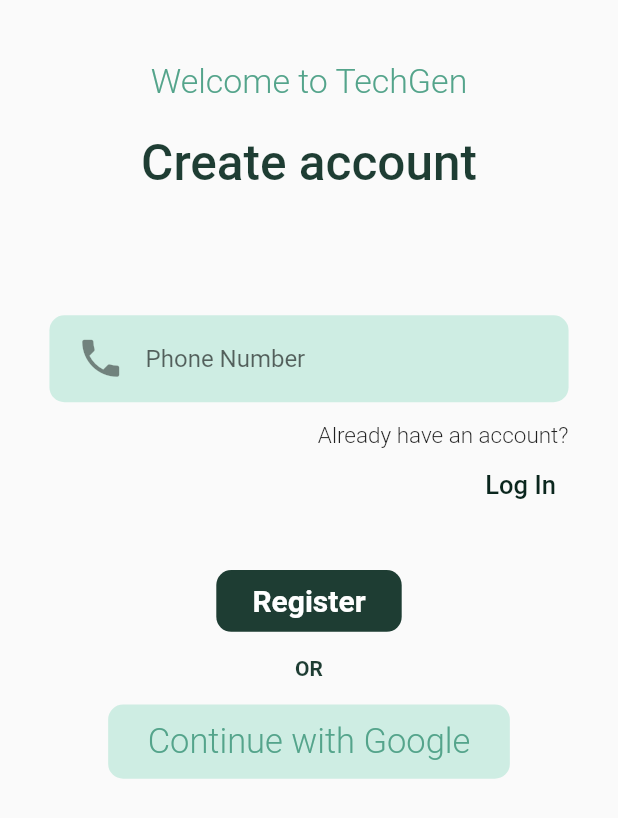
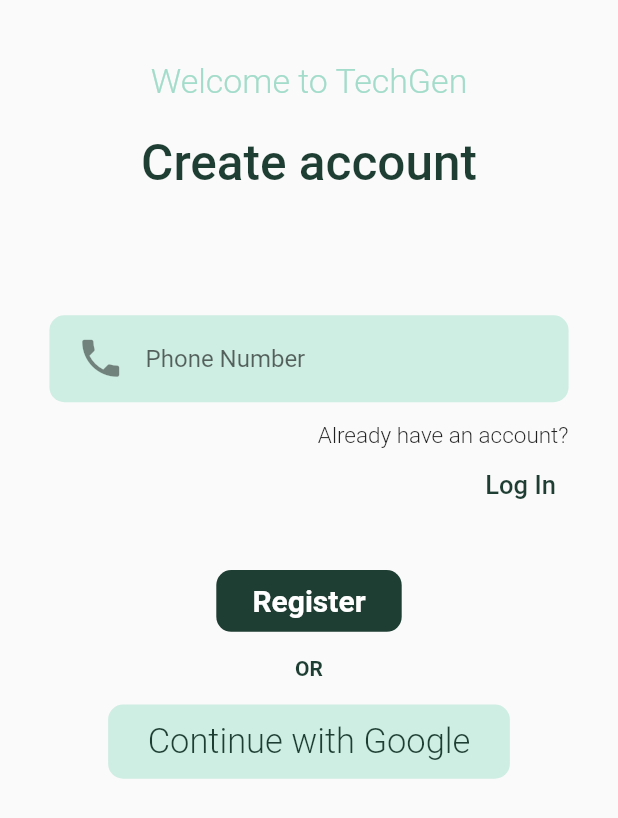
Before and after one commit to AmanKeswani/TechGen, a Flutter app: the LoginPage screen opened by its route, after a tap on "Register Here", on a phone screen of 412 x 824 dp. Shown: the top 818 px of the screen. Run offline on Flutter 3.47's test engine with Material 2 defaults, Android fonts, the light colour scheme and no system bars; our stand-ins replace firebase_core, flutter_custom_clippers, google_nav_bar; accounts and stored records are empty.

Commit message:
standardization with colors.dart and images.dart, fixed RegsiterPage to RegisterPage

```diff
--- /dev/null
+++ b/techgen/lib/constants/colors.dart
@@ -0,0 +1,5 @@
+import 'package:flutter/material.dart';
+
+const Color titleColor = Color(0xFF1E3D33);
+const Color tileColor = Color(0xFFA3DCCA);
+const Color textBoxColor = Color(0xFFCEEDE3);
--- /dev/null
+++ b/techgen/lib/constants/images.dart
@@ -0,0 +1,2 @@
+const String splashImage = "lib/assets/splash_image.jpeg";
+const String homeScreenImage = 'lib/assets/home_bg_image.jpeg';
--- a/techgen/lib/main.dart
+++ b/techgen/lib/main.dart
@@ -15,7 +15,7 @@
         routes: {
           HomePageRoute: (context) => const HomePage(),
           LoginPageRoute: (context) => const LoginPage(),
-          RegisterPageRoute: (context) => const RegsiterPage(),
+          RegisterPageRoute: (context) => const RegisterPage(),
         },
         debugShowCheckedModeBanner: false,
         home: SplashScreen(),
--- a/techgen/lib/screens/Auth/LoginPage.dart
+++ b/techgen/lib/screens/Auth/LoginPage.dart
@@ -1,5 +1,6 @@
 // ignore_for_file: file_names
 import 'package:flutter/material.dart';
+import 'package:techgen/constants/colors.dart';
 import 'package:techgen/constants/routes.dart';
 
 class LoginPage extends StatefulWidget {
@@ -36,7 +37,7 @@
             Text(
               "Login to your account",
               style: TextStyle(
-                color: const Color(0xFF1E3D33),
+                color: titleColor,
                 fontSize: width * 0.08,
                 fontWeight: FontWeight.w500,
               ),
@@ -50,7 +51,7 @@
               ),
               child: Container(
                 decoration: const BoxDecoration(
-                    color: Color(0xFFCEEDE3),
+                    color: textBoxColor,
                     borderRadius: BorderRadius.all(
                       Radius.circular(10),
                     )),
@@ -82,7 +83,7 @@
               ),
               child: Container(
                 decoration: const BoxDecoration(
-                    color: Color(0xFFCEEDE3),
+                    color: textBoxColor,
                     borderRadius: BorderRadius.all(
                       Radius.circular(10),
                     )),
@@ -146,7 +147,7 @@
                           style: TextStyle(
                             fontWeight: FontWeight.w500,
                             fontSize: 17,
-                            color: Color(0xFF0A261D),
+                            color: titleColor,
                           ),
                         ),
                       ),
@@ -168,7 +169,7 @@
                   borderRadius: BorderRadius.all(
                     Radius.circular(10),
                   ),
-                  color: Color(0xFF1E3D33),
+                  color: titleColor,
                 ),
                 child: const Text(
                   "Login",
--- a/techgen/lib/screens/Auth/RegisterPage.dart
+++ b/techgen/lib/screens/Auth/RegisterPage.dart
@@ -2,15 +2,16 @@
 
 import 'package:flutter/material.dart';
 import 'package:techgen/constants/routes.dart';
+import 'package:techgen/constants/colors.dart';
 
-class RegsiterPage extends StatefulWidget {
-  const RegsiterPage({super.key});
+class RegisterPage extends StatefulWidget {
+  const RegisterPage({super.key});
 
   @override
-  State<RegsiterPage> createState() => _RegsiterPageState();
+  State<RegisterPage> createState() => _RegisterPageState();
 }
 
-class _RegsiterPageState extends State<RegsiterPage> {
+class _RegisterPageState extends State<RegisterPage> {
   @override
   Widget build(BuildContext context) {
     final height = MediaQuery.of(context).size.height;
@@ -26,7 +27,7 @@
             Text(
               "Welcome to TechGen",
               style: TextStyle(
-                color: const Color(0xFF54A48B),
+                color: tileColor,
                 fontSize: width * 0.055,
                 fontWeight: FontWeight.w300,
               ),
@@ -37,7 +38,7 @@
             Text(
               "Create account",
               style: TextStyle(
-                color: const Color(0xFF1E3D33),
+                color: titleColor,
                 fontSize: width * 0.08,
                 fontWeight: FontWeight.w500,
               ),
@@ -51,13 +52,15 @@
               ),
               child: Container(
                 decoration: const BoxDecoration(
-                    color: Color(0xFFCEEDE3),
+                    color: textBoxColor,
                     borderRadius: BorderRadius.all(
                       Radius.circular(10),
                     )),
                 child: Padding(
                   padding: EdgeInsets.symmetric(
-                      horizontal: width * 0.01, vertical: height * 0.006),
+                    horizontal: width * 0.01,
+                    vertical: height * 0.006,
+                  ),
                   child: TextField(
                     decoration: InputDecoration(
                       prefixIconConstraints: const BoxConstraints(
@@ -120,7 +123,7 @@
                           style: TextStyle(
                             fontWeight: FontWeight.w500,
                             fontSize: 17,
-                            color: Color(0xFF0A261D),
+                            color: titleColor,
                           ),
                         ),
                       ),
@@ -142,7 +145,7 @@
                   borderRadius: BorderRadius.all(
                     Radius.circular(10),
                   ),
-                  color: Color(0xFF1E3D33),
+                  color: titleColor,
                 ),
                 child: const Text(
                   "Register",
@@ -159,7 +162,7 @@
             const Text(
               "OR",
               style: TextStyle(
-                color: Color(0xFF1E3D33),
+                color: titleColor,
                 fontWeight: FontWeight.w700,
               ),
             ),
@@ -176,7 +179,7 @@
                   borderRadius: BorderRadius.all(
                     Radius.circular(10),
                   ),
-                  color: Color(0xFFCEEDE3),
+                  color: textBoxColor,
                 ),
                 child: Row(
                   mainAxisAlignment: MainAxisAlignment.spaceEvenly,
@@ -184,7 +187,7 @@
                     Text(
                       "Continue with Google",
                       style: TextStyle(
-                        color: Color(0xFF54A48B),
+                        color: titleColor,
                         fontSize: 23,
                         fontWeight: FontWeight.w300,
                       ),
--- a/techgen/lib/screens/user/HomePageNav.dart
+++ b/techgen/lib/screens/user/HomePageNav.dart
@@ -3,6 +3,7 @@
 // import 'dart:ui';
 
 import 'package:flutter/material.dart';
+import 'package:techgen/constants/images.dart';
 
 class HomePageNav extends StatefulWidget {
   const HomePageNav({super.key});
@@ -31,7 +32,7 @@
             ),
             image: DecorationImage(
                 image: AssetImage(
-                  'lib/assets/home_bg_image.jpeg',
+                  homeScreenImage,
                 ),
                 fit: BoxFit.cover),
           ),
--- a/techgen/lib/screens/user/ProfileNav.dart
+++ b/techgen/lib/screens/user/ProfileNav.dart
@@ -1,6 +1,7 @@
 // ignore_for_file: file_names, prefer_const_constructors, prefer_const_literals_to_create_immutables, unused_local_variable
 
 import 'package:flutter/material.dart';
+import 'package:techgen/constants/colors.dart';
 
 class ProfileNav extends StatefulWidget {
   const ProfileNav({super.key});
@@ -20,7 +21,7 @@
           height: height * 0.3,
           width: width,
           decoration: const BoxDecoration(
-            color: Color(0xFFA3DCCA),
+            color: tileColor,
           ),
         ),
         Center(
```
Also changed, not shown: techgen/lib/screens/SplashScreen.dart (+6 -3 lines), techgen/lib/screens/user/HomePage.dart (+6 -5 lines), techgen/lib/screens/user/UpcomingEventsNav.dart (+28 -20 lines).
